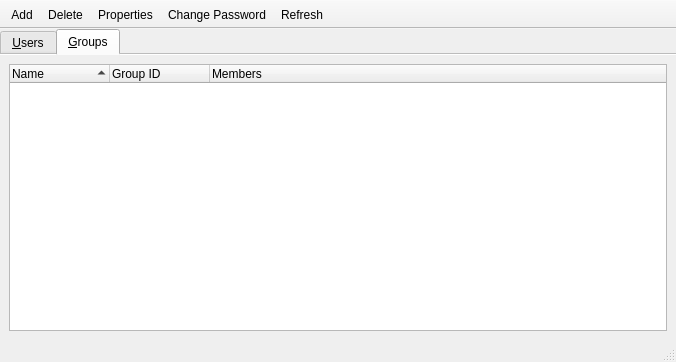
lxqt/lxqt-admin, file lxqt-admin-user/mainwindow.ui: the form before one commit.
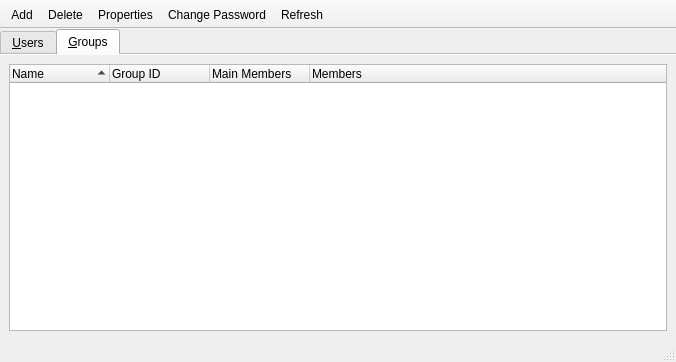
The form after the commit. The open tabs and pages were chosen to show the change. Icons and pictures are not drawn.

Commit message: Ability to see main members in groups

Patch:
```diff
--- a/lxqt-admin-user/mainwindow.ui
+++ b/lxqt-admin-user/mainwindow.ui
@@ -116,6 +116,11 @@
             <string>Group ID</string>
            </property>
           </column>
+          <column>
+           <property name="text">
+            <string>Main Members</string>
+           </property>
+          </column>
           <column>
            <property name="text">
             <string>Members</string>
```
The commit also changes 49 other files.
